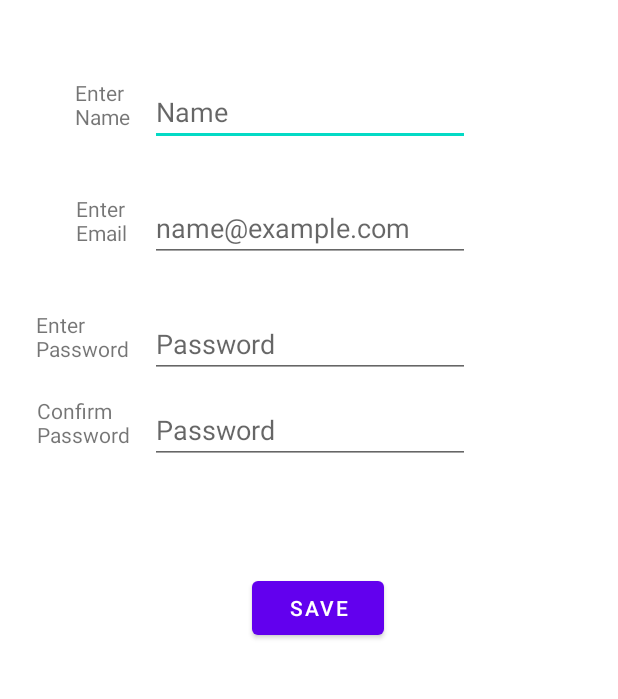
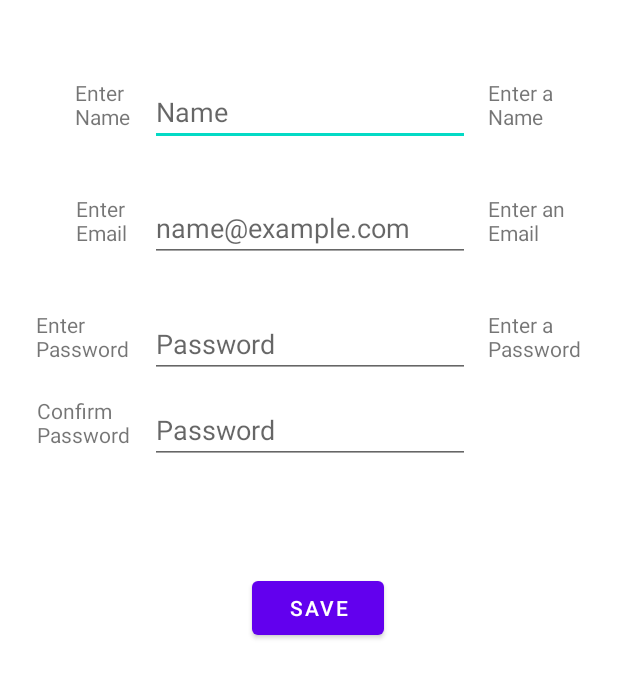
Before and after one commit to GrantGwiaz/CIS3515_S21_SignUpForm, an Android app: the screen it shows after launch (FormActivity), after a tap on "SAVE", on a phone screen of 412 x 824 dp, the part 192-891 px from its top. Run offline under Robolectric (Android 15) with nearby library versions, the phone set to English and light mode, and no system bars.

Commit message:
Save onclick button shows appropriate errors

```diff
--- a/app/src/main/java/edu/temple/signupform/FormActivity.java
+++ b/app/src/main/java/edu/temple/signupform/FormActivity.java
@@ -18,16 +18,46 @@ public class FormActivity extends AppCompatActivity {
         findViewById(R.id.buttonSave).setOnClickListener(new View.OnClickListener() {
             @Override
             public void onClick(View v) {
+                // reset errors to invisible upon pressing save
+                findViewById(R.id.TextViewPasswordConfirmErr).setAlpha(0);
+                findViewById(R.id.TextViewPasswordErr).setAlpha(0);
+                findViewById(R.id.TextViewEmailErr).setAlpha(0);
+                findViewById(R.id.TextViewNameErr).setAlpha(0);
+
+                //get all the views that had data entered by user
+                EditText nameText = (EditText) findViewById(R.id.editTextTextPersonName);
+                EditText emailText = (EditText) findViewById(R.id.editTextTextEmailAddress);
+                EditText passwordText = (EditText) findViewById(R.id.editTextTextPassword);
+                EditText confirmPasswordText = (EditText) findViewById(R.id.editTextTextPassword2);
+
+                // the actual strings of data entered
+                String name = nameText.getText().toString();
+                String email = emailText.getText().toString();
+                String password = passwordText.getText().toString();
+                String confirmPassword = confirmPasswordText.getText().toString();
+
                 boolean welcome = true;
 
-                String name = ( (EditText) findViewById(R.id.editTextTextPersonName)).getText().toString();
-                String email = ( (EditText) findViewById(R.id.editTextTextEmailAddress)).getText().toString();
-                String password = ( (EditText) findViewById(R.id.editTextTextPassword)).getText().toString();
-                String confirmPassword = ( (EditText) findViewById(R.id.editTextTextPassword2)).getText().toString();
+                if(name.contentEquals("")) {
+                    findViewById(R.id.TextViewNameErr).setAlpha(100);
+                    welcome = false;
+                }
+                if(email.contentEquals("")) {
+                    findViewById(R.id.TextViewEmailErr).setAlpha(100);
+                    welcome = false;
+                }
+                if(password.contentEquals("")) {
+                    findViewById(R.id.TextViewPasswordErr).setAlpha(100);
+                    welcome = false;
+                }
+                if(!password.contentEquals(confirmPassword)) {
+                    findViewById(R.id.TextViewPasswordConfirmErr).setAlpha(100);
+                    welcome = false;
+                }
+                if(welcome) {
+                    Toast.makeText(FormActivity.this, "Welcome, " + name + ", to the SignUpForm App", Toast.LENGTH_SHORT).show();
+                }
 
-
-                if(welcome)
-                Toast.makeText(FormActivity.this, "Welcome, " + "" + ", to the SignUpForm App", Toast.LENGTH_SHORT).show();
             }
         });
     }
```
